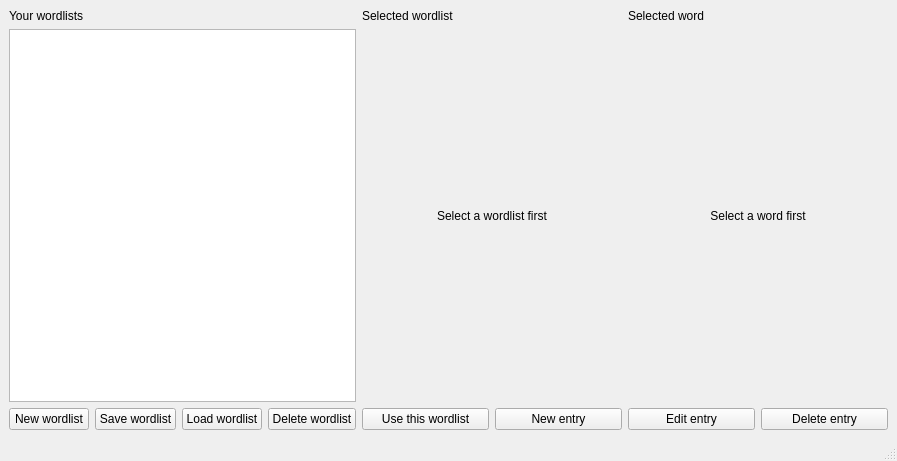
HubertK05/x-infinity, file wordlists.ui: the form before one commit.
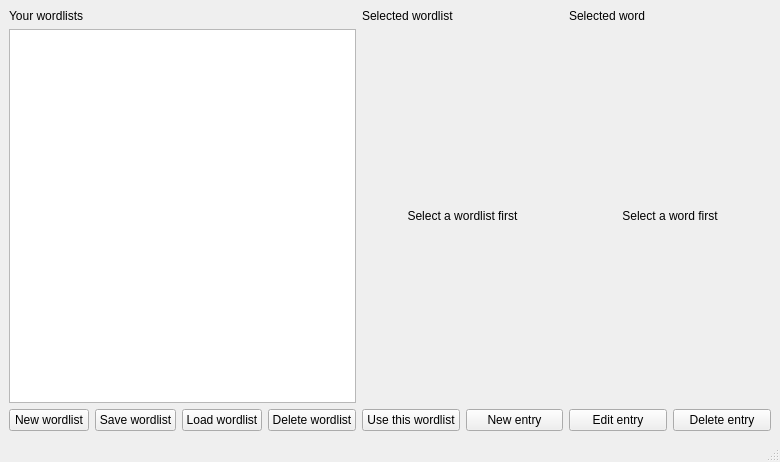
The form after the commit.

Commit message: Add New Entry dialog

What changed in the file:
```diff
--- a/wordlists.ui
+++ b/wordlists.ui
@@ -6,8 +6,8 @@
    <rect>
     <x>0</x>
     <y>0</y>
-    <width>897</width>
-    <height>461</height>
+    <width>780</width>
+    <height>462</height>
    </rect>
   </property>
   <property name="windowTitle">
```
Left out of the diff: 18 changed lines with no effect on the pictures. The commit also changes 3 other files.
